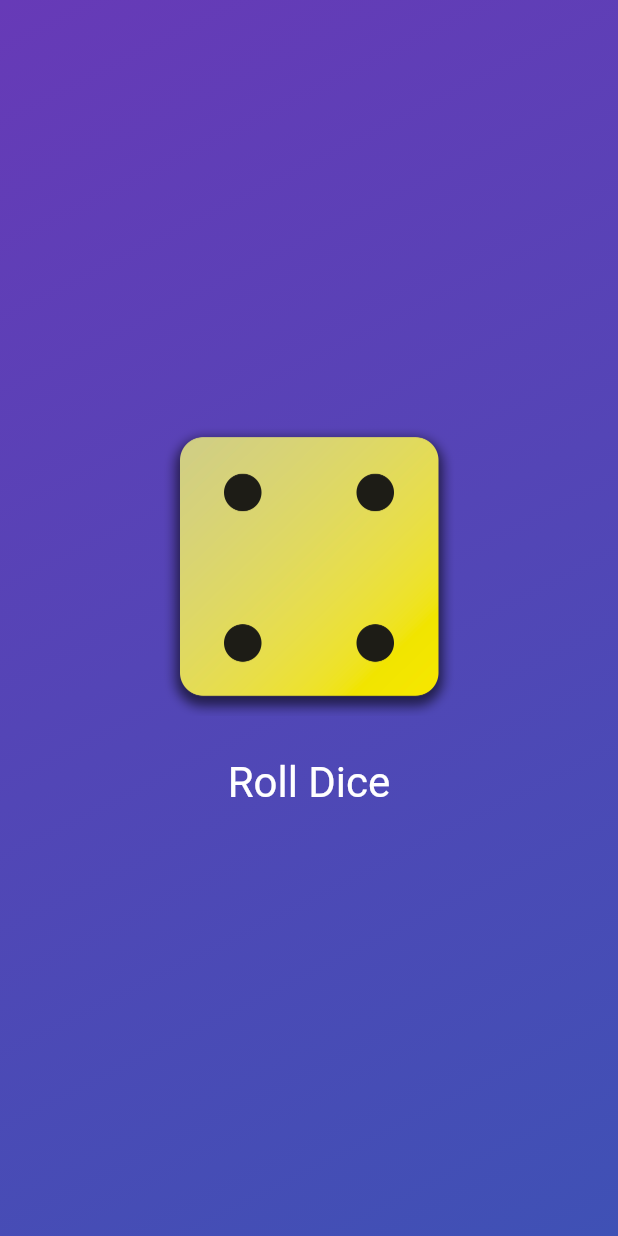
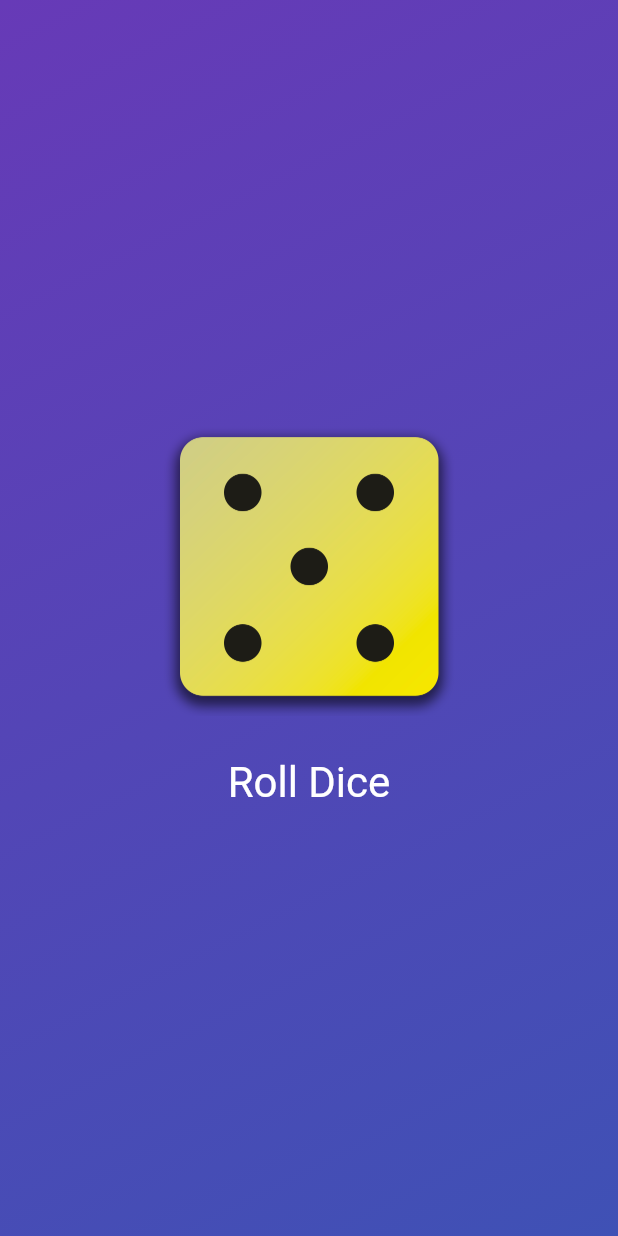
Before and after one commit to twjin03/flutter_udemy, a Flutter app: the screen it shows after launch, after a tap on "Roll Dice", on a phone screen of 412 x 824 dp. Run offline on Flutter 3.47's test engine with Material 3 defaults, Android fonts, the phone set to English and light mode, and no system bars.

Commit message:
feat: 랜덤 주사위 굴리기 기능 추가하기
'dart:math' 사용

```diff
--- a/basics/lib/dice_roller.dart
+++ b/basics/lib/dice_roller.dart
@@ -1,3 +1,4 @@
+import 'dart:math';
 import 'package:flutter/material.dart';
 
 class DiceRoller extends StatefulWidget {
@@ -9,11 +10,10 @@ class DiceRoller extends StatefulWidget {
 }
 
 class _DiceRollerState extends State<DiceRoller> {
-  var activeDiveImage = 'assets/images/dice-2.png';
-
+  var currentDiceRoll = 2;
   void rollDice() {
     setState(() {
-      activeDiveImage = 'assets/images/dice-4.png';
+      currentDiceRoll = Random().nextInt(6) + 1;
     });
   }
 
@@ -22,7 +22,7 @@ class _DiceRollerState extends State<DiceRoller> {
     return Column(
       mainAxisSize: MainAxisSize.min,
       children: [
-        Image.asset(activeDiveImage, width: 200),
+        Image.asset('assets/images/dice-$currentDiceRoll.png', width: 200),
         const SizedBox(height: 20),
         TextButton(
           onPressed: rollDice,
```
